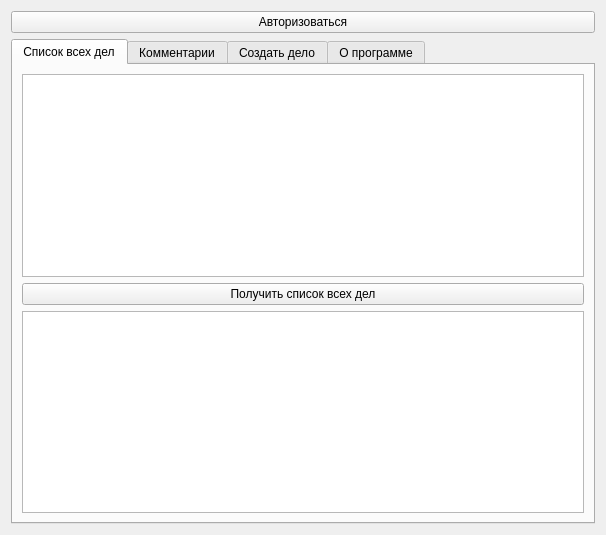
Above: ui/zachet.ui from alexxxesss/PYQT_Alexeenko before the change. Below: the same form after it.
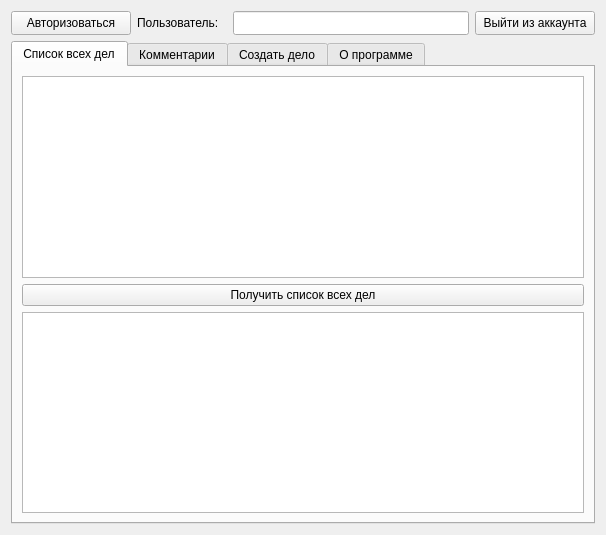
That is the form after the change. The open tabs and pages were chosen to show the change.

What changed in the file:
```diff
--- a/ui/zachet.ui
+++ b/ui/zachet.ui
@@ -14,14 +14,65 @@
    <string>Form</string>
   </property>
   <layout class="QGridLayout" name="gridLayout">
-   <item row="0" column="1">
+   <item row="0" column="0">
+    <layout class="QVBoxLayout" name="verticalLayout_3">
+     <item>
+      <layout class="QHBoxLayout" name="horizontalLayout_7">
+       <item>
     <widget class="QPushButton" name="pushButtonLogin">
+         <property name="minimumSize">
+          <size>
+           <width>120</width>
+           <height>24</height>
+          </size>
+         </property>
      <property name="text">
       <string>Авторизоваться</string>
      </property>
     </widget>
    </item>
-   <item row="1" column="1">
+       <item>
+        <widget class="QLabel" name="label_7">
+         <property name="minimumSize">
+          <size>
+           <width>90</width>
+           <height>24</height>
+          </size>
+         </property>
+         <property name="text">
+          <string>Пользователь: </string>
+         </property>
+        </widget>
+       </item>
+       <item>
+        <widget class="QLineEdit" name="lineEdit_user">
+         <property name="minimumSize">
+          <size>
+           <width>120</width>
+           <height>24</height>
+          </size>
+         </property>
+         <property name="readOnly">
+          <bool>true</bool>
+         </property>
+        </widget>
+       </item>
+       <item>
+        <widget class="QPushButton" name="pushButtonLogOut">
+         <property name="minimumSize">
+          <size>
+           <width>120</width>
+           <height>24</height>
+          </size>
+         </property>
+         <property name="text">
+          <string>Выйти из аккаунта</string>
+         </property>
+        </widget>
+       </item>
+      </layout>
+     </item>
+     <item>
     <widget class="QTabWidget" name="tabWidget">
      <property name="currentIndex">
       <number>2</number>
@@ -333,6 +384,8 @@
       </attribute>
      </widget>
     </widget>
+     </item>
+    </layout>
    </item>
   </layout>
  </widget>
```
Left out of the diff: 2 changed lines with no effect on the pictures. Lines whose indentation alone changed are shown as unchanged.
